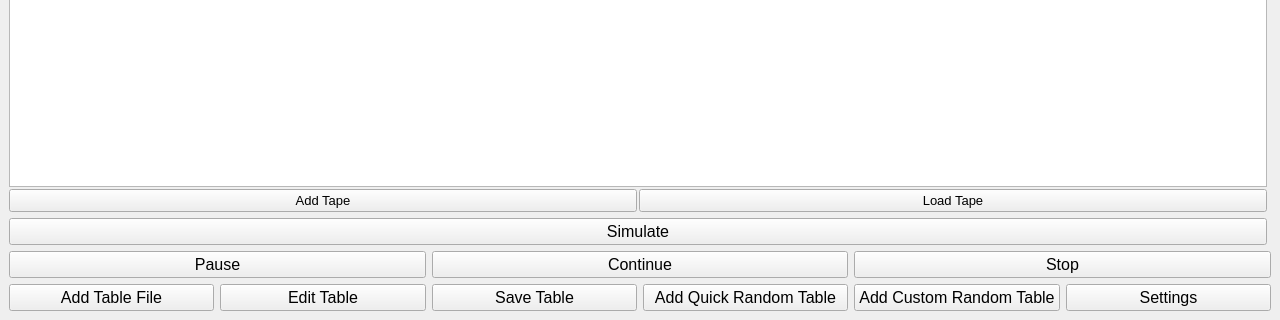
First picture: the form in Qt/TuringsMachineSimulator/usermachines.ui, repository fabioalves98/TuringsMachineGenerator, before the edit; both pictures show x 0 to 1280 and y 400 to 720 of the 1280 by 720 pixel window.
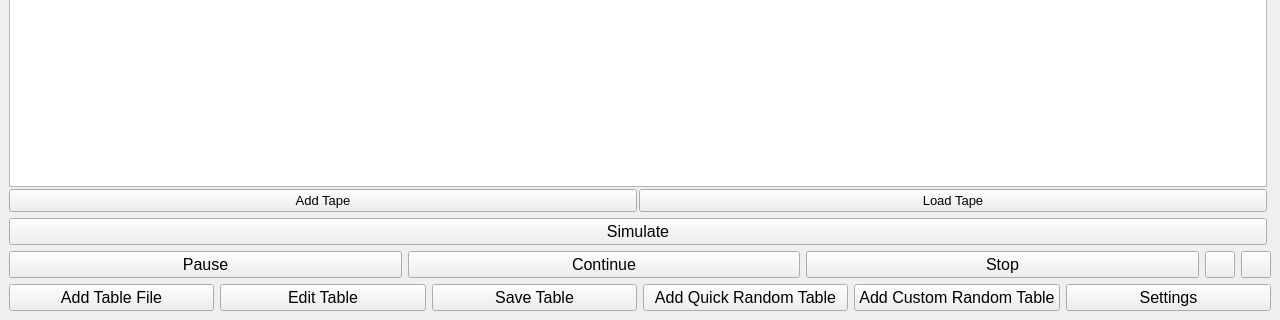
Second picture: the form after the edit.

Commit message: Added buttons to control the speed of simulation. Working on settings

The edit to the form file:
```diff
--- a/Qt/TuringsMachineSimulator/usermachines.ui
+++ b/Qt/TuringsMachineSimulator/usermachines.ui
@@ -256,6 +256,44 @@
         </property>
        </widget>
       </item>
+      <item>
+       <widget class="QPushButton" name="slowerBt">
+        <property name="minimumSize">
+         <size>
+          <width>30</width>
+          <height>27</height>
+         </size>
+        </property>
+        <property name="maximumSize">
+         <size>
+          <width>30</width>
+          <height>27</height>
+         </size>
+        </property>
+        <property name="text">
+         <string/>
+        </property>
+       </widget>
+      </item>
+      <item>
+       <widget class="QPushButton" name="fasterBt">
+        <property name="minimumSize">
+         <size>
+          <width>30</width>
+          <height>27</height>
+         </size>
+        </property>
+        <property name="maximumSize">
+         <size>
+          <width>30</width>
+          <height>27</height>
+         </size>
+        </property>
+        <property name="text">
+         <string/>
+        </property>
+       </widget>
+      </item>
      </layout>
     </item>
     <item>
```
The commit also changes 30 other files.
